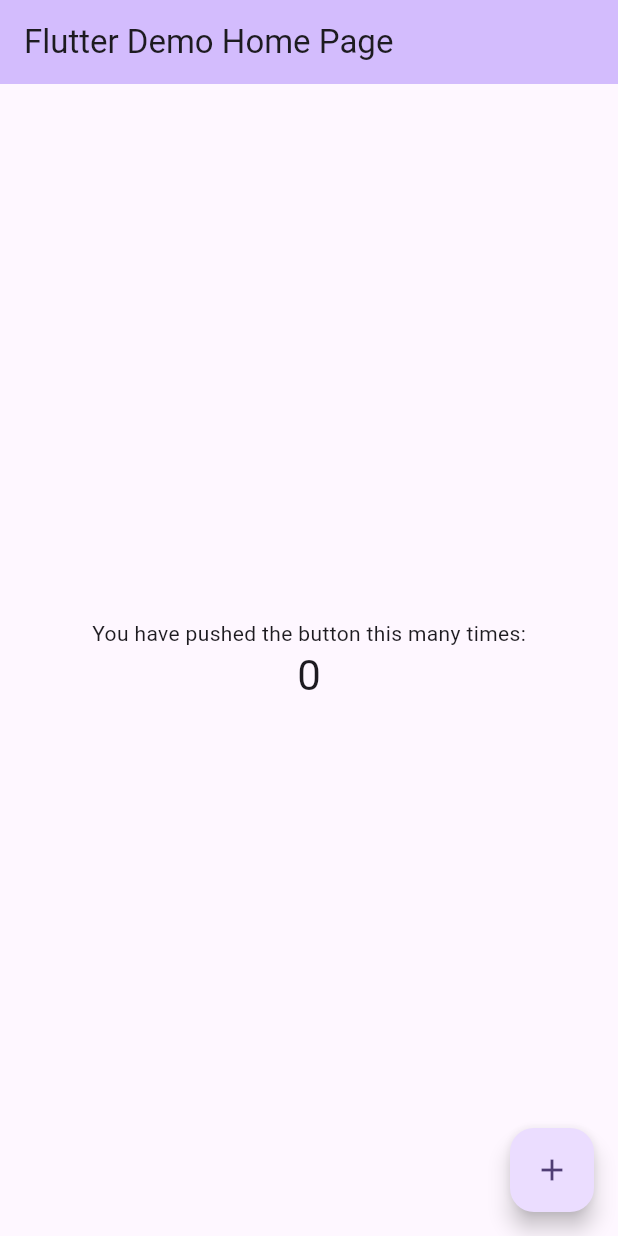
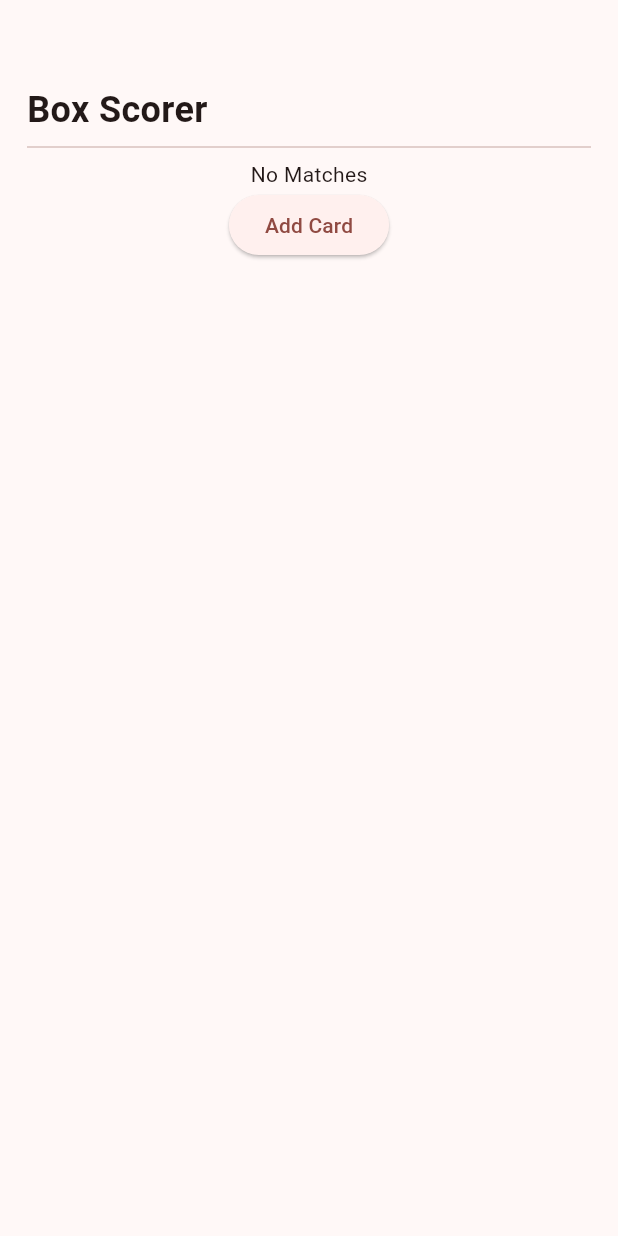
Before and after one commit to Riley-Howley/box_score, a Flutter app: the screen it shows after launch, on a phone screen of 412 x 824 dp. Run offline on Flutter 3.47's test engine with Material 3 defaults, Android fonts, the phone set to English and light mode, and no system bars.

Commit message:
Remove linter because its annoying and added some screens for Displaying cards and adding cards

```diff
--- a/analysis_options.yaml
+++ b/analysis_options.yaml
@@ -7,7 +7,7 @@
 
 # The following line activates a set of recommended lints for Flutter apps,
 # packages, and plugins designed to encourage good coding practices.
-include: package:flutter_lints/flutter.yaml
+# include: package:flutter_lints/flutter.yaml
 
 linter:
   # The lint rules applied to this project can be customized in the
--- /dev/null
+++ b/lib/Collections/matches.dart
@@ -0,0 +1 @@
+var LIST_MATCHES = [];
--- /dev/null
+++ b/lib/Views/match_screen.dart
@@ -0,0 +1,38 @@
+import 'package:box_match_scorer/Views/add_card_screen.dart';
+import 'package:flutter/material.dart';
+
+class MatchScreen extends StatelessWidget {
+  const MatchScreen({super.key});
+
+  @override
+  Widget build(BuildContext context) {
+    return Scaffold(
+      appBar: AppBar(),
+      body: Padding(
+        padding: EdgeInsets.only(left: 18.0, right: 18.0),
+        child: Column(
+          children: [
+            Align(
+              alignment: Alignment.centerLeft,
+              child: Text(
+                "Box Scorer",
+                style: TextStyle(fontSize: 24, fontWeight: FontWeight.bold),
+              ),
+            ),
+            Divider(),
+            Text("No Matches"),
+            Container(
+              child: ElevatedButton(
+                  onPressed: () {
+                    Navigator.of(context).pushReplacement(MaterialPageRoute(
+                      builder: (context) => AddMatchScreen(),
+                    ));
+                  },
+                  child: Text("Add Card")),
+            ),
+          ],
+        ),
+      ),
+    );
+  }
+}
--- a/lib/main.dart
+++ b/lib/main.dart
@@ -1,3 +1,4 @@
+import 'package:box_match_scorer/Views/match_screen.dart';
 import 'package:flutter/material.dart';
 
 void main() {
@@ -7,119 +8,15 @@
 class MyApp extends StatelessWidget {
   const MyApp({super.key});
 
-  // This widget is the root of your application.
   @override
   Widget build(BuildContext context) {
     return MaterialApp(
       title: 'Flutter Demo',
       theme: ThemeData(
-        // This is the theme of your application.
-        //
-        // TRY THIS: Try running your application with "flutter run". You'll see
-        // the application has a purple toolbar. Then, without quitting the app,
-        // try changing the seedColor in the colorScheme below to Colors.green
-        // and then invoke "hot reload" (save your changes or press the "hot
-        // reload" button in a Flutter-supported IDE, or press "r" if you used
-        // the command line to start the app).
-        //
-        // Notice that the counter didn't reset back to zero; the application
-        // state is not lost during the reload. To reset the state, use hot
-        // restart instead.
-        //
-        // This works for code too, not just values: Most code changes can be
-        // tested with just a hot reload.
-        colorScheme: ColorScheme.fromSeed(seedColor: Colors.deepPurple),
+        colorScheme: ColorScheme.fromSeed(seedColor: Colors.red),
         useMaterial3: true,
       ),
-      home: const MyHomePage(title: 'Flutter Demo Home Page'),
+      home: const MatchScreen(),
     );
   }
 }
-
-class MyHomePage extends StatefulWidget {
-  const MyHomePage({super.key, required this.title});
-
-  // This widget is the home page of your application. It is stateful, meaning
-  // that it has a State object (defined below) that contains fields that affect
-  // how it looks.
-
-  // This class is the configuration for the state. It holds the values (in this
-  // case the title) provided by the parent (in this case the App widget) and
-  // used by the build method of the State. Fields in a Widget subclass are
-  // always marked "final".
-
-  final String title;
-
-  @override
-  State<MyHomePage> createState() => _MyHomePageState();
-}
-
-class _MyHomePageState extends State<MyHomePage> {
-  int _counter = 0;
-
-  void _incrementCounter() {
-    setState(() {
-      // This call to setState tells the Flutter framework that something has
-      // changed in this State, which causes it to rerun the build method below
-      // so that the display can reflect the updated values. If we changed
-      // _counter without calling setState(), then the build method would not be
-      // called again, and so nothing would appear to happen.
-      _counter++;
-    });
-  }
-
-  @override
-  Widget build(BuildContext context) {
-    // This method is rerun every time setState is called, for instance as done
-    // by the _incrementCounter method above.
-    //
-    // The Flutter framework has been optimized to make rerunning build methods
-    // fast, so that you can just rebuild anything that needs updating rather
-    // than having to individually change instances of widgets.
-    return Scaffold(
-      appBar: AppBar(
-        // TRY THIS: Try changing the color here to a specific color (to
-        // Colors.amber, perhaps?) and trigger a hot reload to see the AppBar
-        // change color while the other colors stay the same.
-        backgroundColor: Theme.of(context).colorScheme.inversePrimary,
-        // Here we take the value from the MyHomePage object that was created by
-        // the App.build method, and use it to set our appbar title.
-        title: Text(widget.title),
-      ),
-      body: Center(
-        // Center is a layout widget. It takes a single child and positions it
-        // in the middle of the parent.
-        child: Column(
-          // Column is also a layout widget. It takes a list of children and
-          // arranges them vertically. By default, it sizes itself to fit its
-          // children horizontally, and tries to be as tall as its parent.
-          //
-          // Column has various properties to control how it sizes itself and
-          // how it positions its children. Here we use mainAxisAlignment to
-          // center the children vertically; the main axis here is the vertical
-          // axis because Columns are vertical (the cross axis would be
-          // horizontal).
-          //
-          // TRY THIS: Invoke "debug painting" (choose the "Toggle Debug Paint"
-          // action in the IDE, or press "p" in the console), to see the
-          // wireframe for each widget.
-          mainAxisAlignment: MainAxisAlignment.center,
-          children: <Widget>[
-            const Text(
-              'You have pushed the button this many times:',
-            ),
-            Text(
-              '$_counter',
-              style: Theme.of(context).textTheme.headlineMedium,
-            ),
-          ],
-        ),
-      ),
-      floatingActionButton: FloatingActionButton(
-        onPressed: _incrementCounter,
-        tooltip: 'Increment',
-        child: const Icon(Icons.add),
-      ), // This trailing comma makes auto-formatting nicer for build methods.
-    );
-  }
-}
```
Also changed, not shown: lib/Views/add_card_screen.dart (added, +45 -0 lines), lib/Views/add_matches_screen.dart (added, +10 -0 lines).
